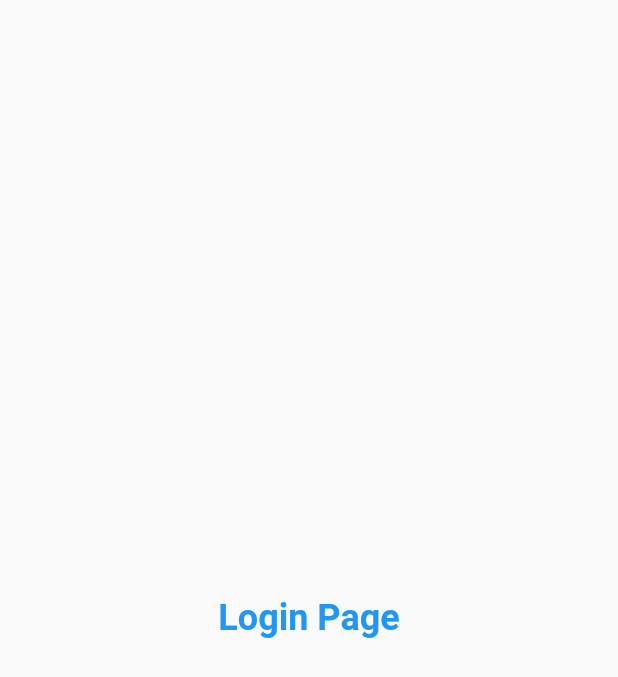
After one commit to shiv9911/30-days-flutter, a Flutter app: the screen it shows after launch, on a phone screen of 412 x 824 dp. The commit adds this screen. Shown: the top 677 px of the screen. Run offline on Flutter 3.47's test engine with Material 2 defaults, Android fonts, the phone set to English and light mode, and no system bars.

Commit message:
first commit

```diff
--- a/lib/main.dart
+++ b/lib/main.dart
@@ -1,5 +1,6 @@
 import "package:flutter/material.dart";
-import "package:flutter_application_1/home_page.dart";
+import 'package:flutter_application_1/pages/home_page.dart';
+import 'package:flutter_application_1/pages/login_page.dart';
 
 void main() {
   runApp(myApp());
@@ -11,7 +12,15 @@ class myApp extends StatelessWidget {
   @override
   Widget build(BuildContext context) {
     return MaterialApp(
-      home: HomePage(),
+      themeMode: ThemeMode.light,
+      theme: ThemeData(primarySwatch: Colors.deepPurple),
+      darkTheme: ThemeData(brightness: Brightness.dark),
+      initialRoute: "/",
+      routes: {
+        "/": (context) => LoginPage(),
+        "/home": (context) => HomePage(),
+        "/login": (context) => LoginPage(),
+      },
     );
   }
 }
--- /dev/null
+++ b/lib/pages/login_page.dart
@@ -0,0 +1,18 @@
+import 'package:flutter/material.dart';
+
+class LoginPage extends StatelessWidget {
+  const LoginPage({super.key});
+
+  @override
+  Widget build(BuildContext context) {
+    return Material(
+      child: Center(
+        child: Text(
+          "Login Page",
+          style: TextStyle(
+              fontSize: 24, color: Colors.blue, fontWeight: FontWeight.bold),
+        ),
+      ),
+    );
+  }
+}
```
Also changed, not shown: lib/pages/home_page.dart (renamed from lib/home_page.dart).
